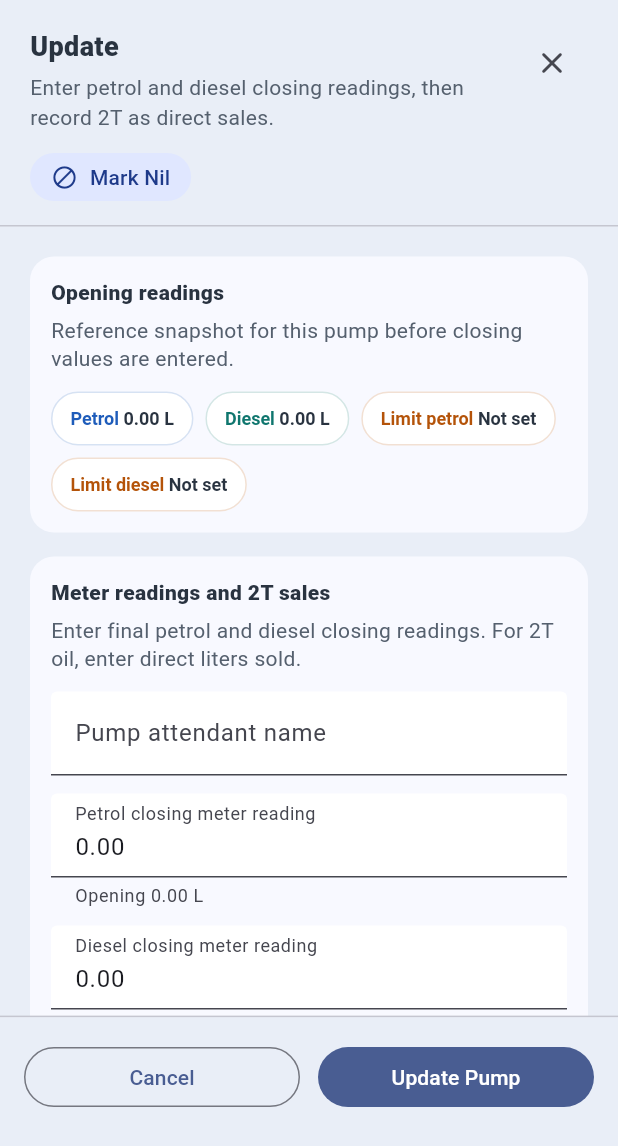
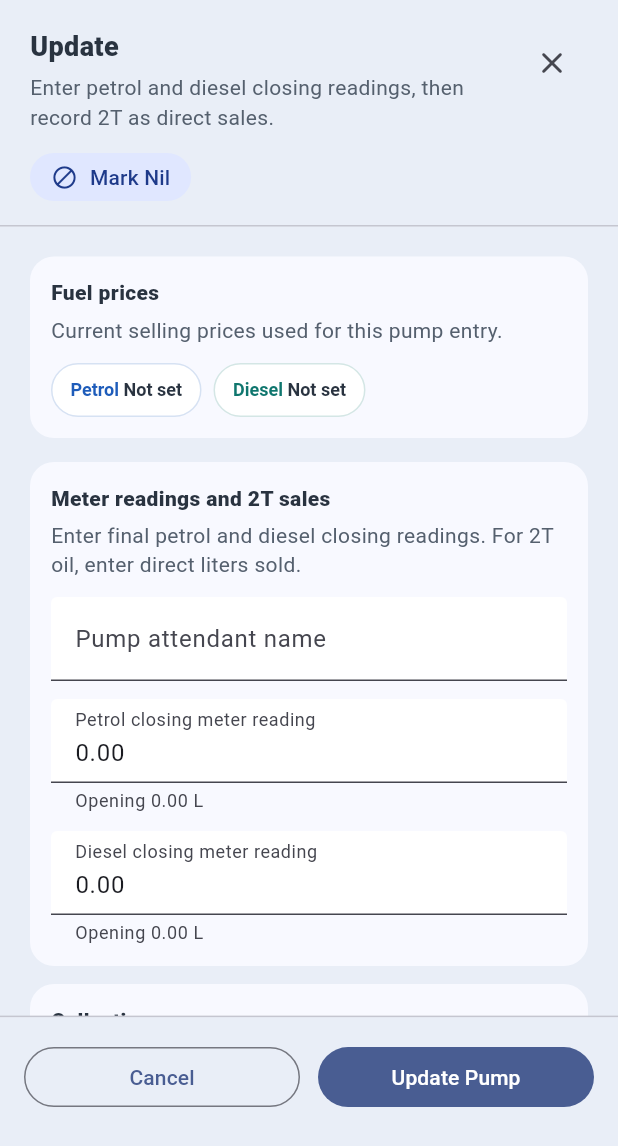
Before and after one commit to sabarish12-s/arikx-fuel-station-demo-app, a Flutter app: the _PumpEntryDialog widget shown alone on an empty page, opened directly with empty values, on a phone screen of 412 x 824 dp. Shown: the top 1146 px of the screen. Run offline on Flutter 3.47's test engine with Material 3 defaults, Android fonts, the phone set to English and light mode, and no system bars; our stand-ins replace firebase_core, firebase_messaging, fl_chart, font_awesome_flutter, google_sign_in, share_plus and 1 more; accounts and stored records are empty; network calls fail.

Commit message:
Show fuel prices in pump entry header

```diff
--- a/lib/widgets/daily_entry_dialogs.dart
+++ b/lib/widgets/daily_entry_dialogs.dart
@@ -2094,6 +2094,14 @@ class _PumpEntryDialogState extends State<_PumpEntryDialog> {
     return widget.priceSnapshot[fuelKey]?['sellingPrice'] ?? 0;
   }
 
+  String _sellingPriceLabel(String fuelKey) {
+    final price = _sellingPriceFor(fuelKey);
+    if (price <= 0) {
+      return 'Not set';
+    }
+    return '${formatCurrency(price)}/L';
+  }
+
   double get _actualSalesValue {
     final sold = _soldLiters;
     return double.parse(
@@ -2377,48 +2385,29 @@ class _PumpEntryDialogState extends State<_PumpEntryDialog> {
                   crossAxisAlignment: CrossAxisAlignment.start,
                   children: [
                     _PumpSectionCard(
-                      title: 'Opening readings',
+                      title: 'Fuel prices',
                       subtitle:
-                          'Reference snapshot for this pump before closing values are entered.',
+                          'Current selling prices used for this pump entry.',
                       child: Wrap(
                         spacing: 8,
                         runSpacing: 8,
                         children: [
                           _PumpSummaryChip(
                             label: 'Petrol',
-                            value: formatLiters(widget.opening.petrol),
+                            value: _sellingPriceLabel('petrol'),
                             accent: const Color(0xFF1E5CBA),
                           ),
                           _PumpSummaryChip(
                             label: 'Diesel',
-                            value: formatLiters(widget.opening.diesel),
+                            value: _sellingPriceLabel('diesel'),
                             accent: const Color(0xFF0F766E),
                           ),
                           if (_supportsTwoT)
                             _PumpSummaryChip(
-                              label: '2T sold limit',
-                              value:
-                                  widget.limit.twoT == 0
-                                      ? 'Not set'
-                                      : formatLiters(widget.limit.twoT),
+                              label: '2T Oil',
+                              value: _sellingPriceLabel('two_t_oil'),
                               accent: const Color(0xFF7C3AED),
                             ),
-                          _PumpSummaryChip(
-                            label: 'Limit petrol',
-                            value:
-                                widget.limit.petrol == 0
-                                    ? 'Not set'
-                                    : formatLiters(widget.limit.petrol),
-                            accent: const Color(0xFFB45309),
-                          ),
-                          _PumpSummaryChip(
-                            label: 'Limit diesel',
-                            value:
-                                widget.limit.diesel == 0
-                                    ? 'Not set'
-                                    : formatLiters(widget.limit.diesel),
-                            accent: const Color(0xFFB45309),
-                          ),
                         ],
                       ),
                     ),
```
